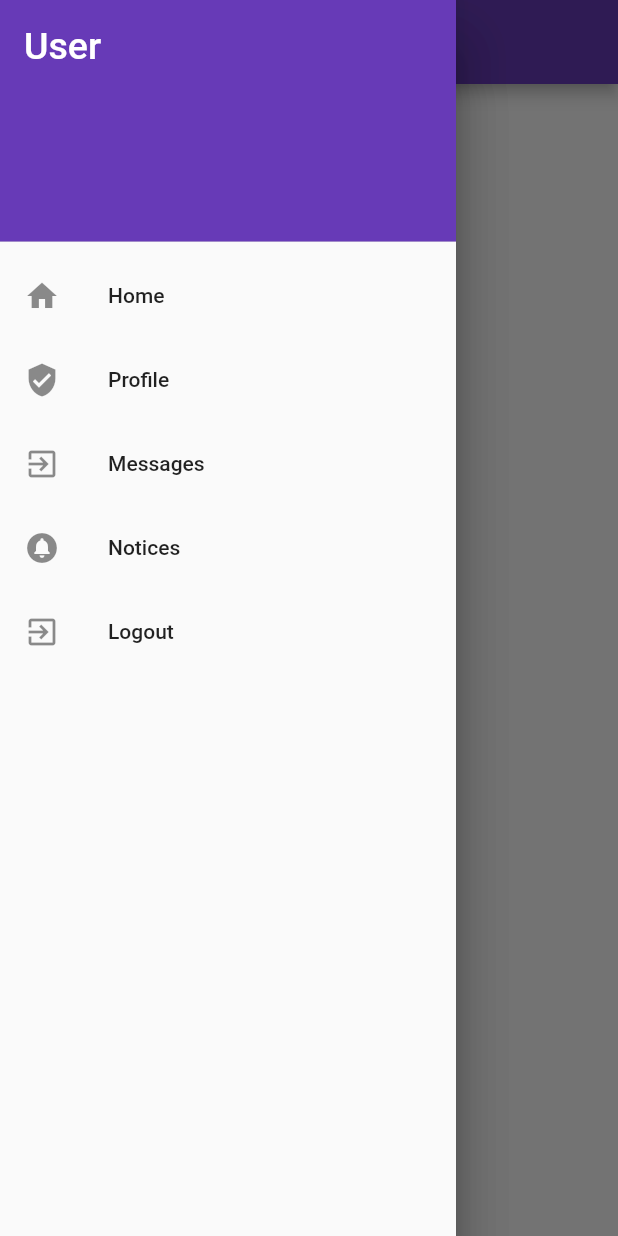
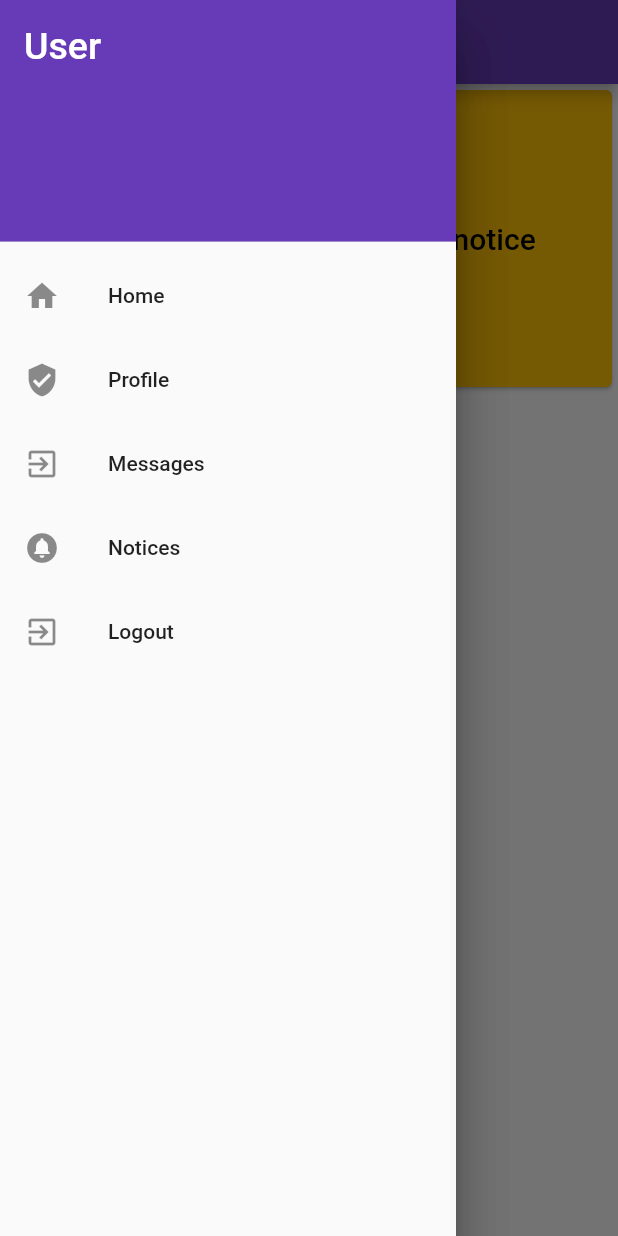
Before and after one commit to Sekarre/eDiaryMobile, a Flutter app: the NoticeHome screen opened directly, in the side drawer, after a tap on "Notices", on a phone screen of 412 x 824 dp. Run offline on Flutter 3.47's test engine with Material 2 defaults, Android fonts, the light colour scheme and no system bars; our stand-ins replace flutter_secure_storage, open_file, permission_handler, readmore, rflutter_alert; missing offline and left inert: downloads_path_provider_28; accounts and stored records are empty.

Commit message:
add notice. Closes #22

```diff
--- a/e_diary_mobile/lib/model/notice.dart
+++ b/e_diary_mobile/lib/model/notice.dart
@@ -28,4 +28,8 @@ class Notice {
       return '';
     return content.toString();
   }
+
+  static Notice build(String title, String content) {
+    return Notice(null, title, content, null, null, null);
+  }
 }
--- a/e_diary_mobile/lib/notices/widgets/notice_home.dart
+++ b/e_diary_mobile/lib/notices/widgets/notice_home.dart
@@ -2,6 +2,8 @@ import 'package:e_diary_mobile/auth/auth.dart';
 import 'package:e_diary_mobile/navbar/nav_drawer.dart';
 import 'package:e_diary_mobile/notices/widgets/notices.dart';
 import 'package:flutter/material.dart';
+
+import 'new_notice.dart';
 
 class NoticeHome extends StatelessWidget {
   const NoticeHome({Key? key}) : super(key: key);
@@ -33,7 +35,7 @@ class NoticeWidget extends StatelessWidget {
   Widget build(BuildContext context) {
     return GridView.count(
       crossAxisCount: 2,
-      children: <Widget>[listNotices(context)],
+      children: <Widget>[listNotices(context), addNotices(context)],
     );
   }
 }
@@ -68,3 +70,34 @@ Widget listNotices(BuildContext context) {
     ),
   );
 }
+
+Widget addNotices(BuildContext context) {
+  return InkWell(
+    splashColor: Colors.amber,
+    onTap: () => {
+      Navigator.push(
+          context,
+          MaterialPageRoute(
+              builder: (context) => NewNoticeWidget()
+          )
+      )
+    },
+    child: Card(
+      color: Colors.amber,
+      child: Container(
+        height: 200,
+        width: 200,
+        child: const Center(
+          child: Text(
+            'Add notice',
+            style: TextStyle(
+              fontSize: 20,
+              color: Colors.black,
+              fontWeight: FontWeight.w500,
+            ),
+          ),
+        ),
+      ),
+    ),
+  );
+}
```
Also changed, not shown: e_diary_mobile/lib/notices/notice_service.dart (+15 -0 lines), e_diary_mobile/lib/notices/widgets/new_notice.dart (added, +102 -0 lines).
